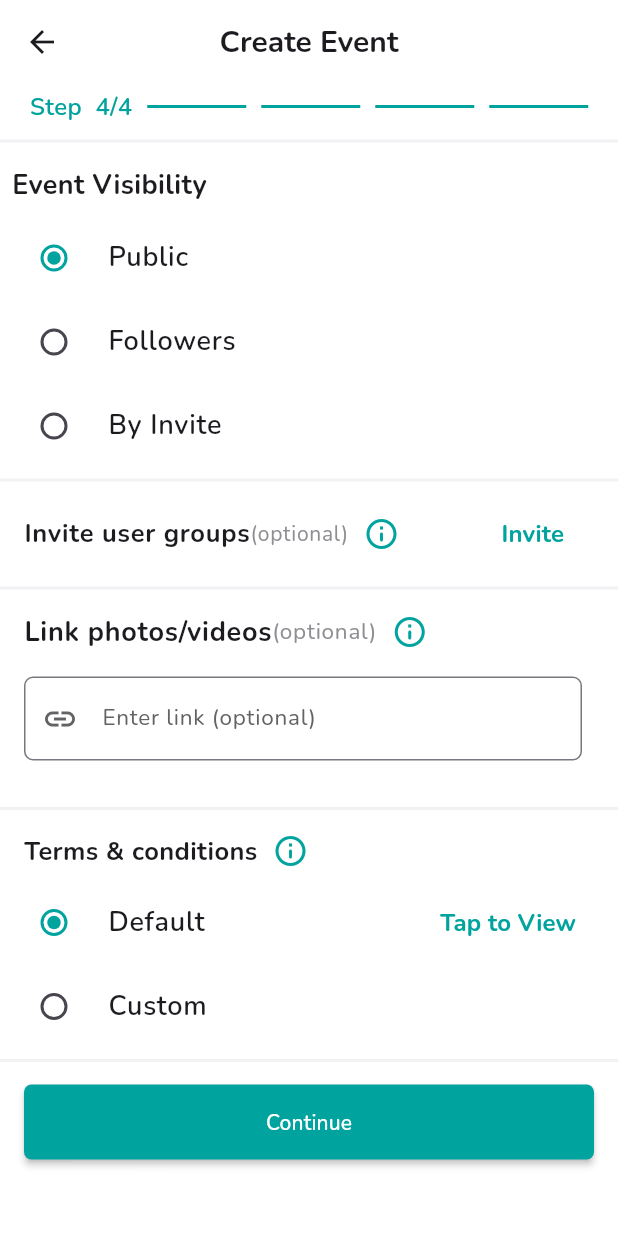
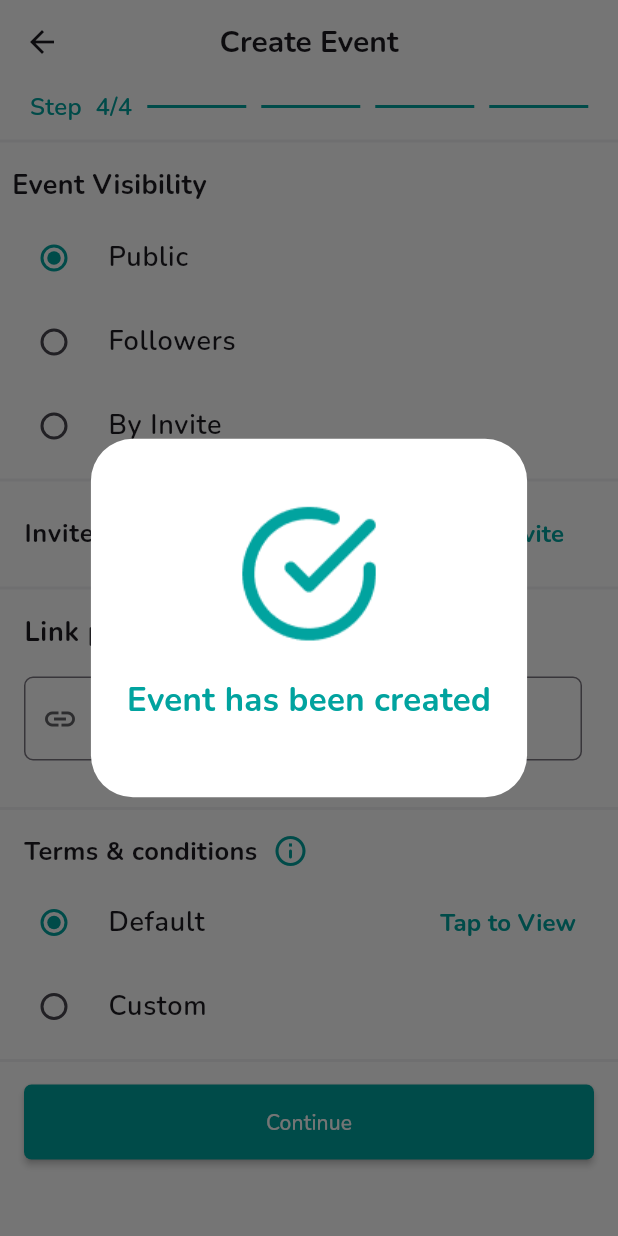
Before and after one commit to thenext10legend/volstory_app, a Flutter app: the Step4 screen opened by its route, after a tap on "Continue", on a phone screen of 412 x 824 dp. Run offline on Flutter 3.47's test engine with Material 2 defaults, Android fonts, the phone set to English and light mode, and no system bars; our stand-ins replace dotted_border, firebase_auth, firebase_core, google_fonts, google_sign_in, intl_phone_field and 2 more; missing offline and left inert: quantity_input; accounts and stored records are empty.

Commit message:
confimation screen added

```diff
--- a/lib/screens/main_pages/create_event/step_4/step_4.dart
+++ b/lib/screens/main_pages/create_event/step_4/step_4.dart
@@ -6,6 +6,7 @@ import 'package:volstory_app/utils/common_widgets.dart';
 
 class Step4 extends StatefulWidget {
   const Step4({super.key});
+  static bool setCustomConditions = false;
 
   @override
   State<Step4> createState() => _Step4State();
@@ -15,6 +16,7 @@ class _Step4State extends State<Step4> {
   int? groupValue = 0;
   int? tCGroupValue = 0;
   int groupsSelected = 0;
+
   @override
   Widget build(BuildContext context) {
     return Scaffold(
@@ -491,6 +493,7 @@ class _Step4State extends State<Step4> {
                       ),
                       onChanged: (value) {
                         setState(() {
+                          Step4.setCustomConditions = false;
                           tCGroupValue = value;
                         });
                       },
@@ -675,7 +678,12 @@ class _Step4State extends State<Step4> {
                                     child: Container(
                                       width: double.infinity,
                                       child: MaterialButton(
-                                        onPressed: () {},
+                                        onPressed: () {
+                                          setState(() {
+                                            Step4.setCustomConditions = true;
+                                          });
+                                          Navigator.of(context).pop();
+                                        },
                                         color: const Color.fromRGBO(
                                             1, 163, 159, 100),
                                         shape: RoundedRectangleBorder(
@@ -707,6 +715,49 @@ class _Step4State extends State<Step4> {
                   });
                 },
               ),
+              Step4.setCustomConditions
+                  ? Padding(
+                      padding: const EdgeInsets.symmetric(horizontal: 16.0),
+                      child: Container(
+                        width: double.infinity,
+                        child: OutlinedButton(
+                          onPressed: () {
+                            Navigator.of(context).pushNamed('/step4');
+                          },
+                          style: OutlinedButton.styleFrom(
+                            backgroundColor: Colors.white, // Background color
+                            side: BorderSide(
+                              color: const Color.fromRGBO(1, 163, 159, 100),
+                            ),
+                            shape: RoundedRectangleBorder(
+                              borderRadius: BorderRadius.circular(5),
+                            ), // Border color
+                          ),
+                          // padding: const EdgeInsets.symmetric(
+                          //     vertical: 15, horizontal: 30),
+                          child: Row(
+                            mainAxisAlignment: MainAxisAlignment.center,
+                            children: [
+                              Icon(
+                                Icons.file_upload_outlined,
+                                color: const Color.fromRGBO(1, 163, 159, 100),
+                              ),
+                              SizedBox(
+                                height: 30,
+                              ),
+                              Text(
+                                "Upload PDF File",
+                                style: GoogleFonts.nunito(
+                                  color: const Color.fromRGBO(1, 163, 159, 100),
+                                  fontWeight: FontWeight.w500,
+                                ),
+                              ),
+                            ],
+                          ),
+                        ),
+                      ),
+                    )
+                  : Container(),
               const Divider(
                 thickness: 2,
                 color: Color.fromRGBO(242, 242, 245, 100),
@@ -721,7 +772,42 @@ class _Step4State extends State<Step4> {
                       width: double.infinity,
                       child: MaterialButton(
                         onPressed: () {
-                          Navigator.of(context).pushNamed('/step4');
+                          showDialog(
+                              context: context,
+                              builder: (BuildContext context) {
+                                return AlertDialog(
+                                  backgroundColor: Colors.white,
+                                  content: Container(
+                                    height: 199,
+                                    child: Column(
+                                      mainAxisAlignment:
+                                          MainAxisAlignment.center,
+                                      children: [
+                                        Image.asset(
+                                          "assets/images/eventConfirmationIcon.png",
+                                          width: 97,
+                                          height: 97,
+                                        ),
+                                        SizedBox(
+                                          height: 20,
+                                        ),
+                                        Text(
+                                          "Event has been created",
+                                          style: GoogleFonts.nunito(
+                                            fontSize: 22,
+                                            fontWeight: FontWeight.bold,
+                                            color: Color.fromRGBO(
+                                                1, 163, 159, 100),
+                                          ),
+                                        ),
+                                      ],
+                                    ),
+                                  ),
+                                );
+                              });
+                          Future.delayed(Duration(seconds: 3), () {
+                            Navigator.pushReplacementNamed(context, "/tabs");
+                          });
                         },
                         color: const Color.fromRGBO(1, 163, 159, 100),
                         shape: RoundedRectangleBorder(
--- a/pubspec.yaml
+++ b/pubspec.yaml
@@ -77,6 +77,7 @@ flutter:
     - assets/images/timeSlotsIcon.png
     - assets/images/skillGroupsIcon.png
     - assets/images/tncIcon.png
+    - assets/images/eventConfirmationIcon.png
 
   # An image asset can refer to one or more resolution-specific "variants", see
   # https://flutter.dev/assets-and-images/#resolution-aware
```
Also changed, not shown: assets/images/eventConfirmationIcon.png (added).
